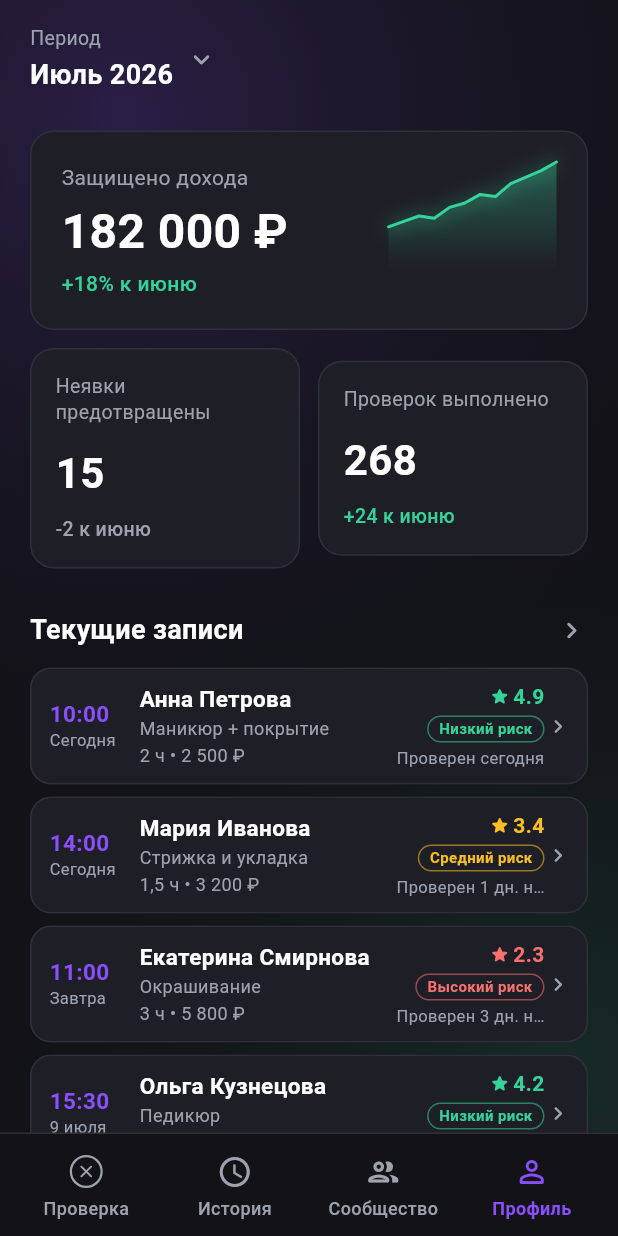
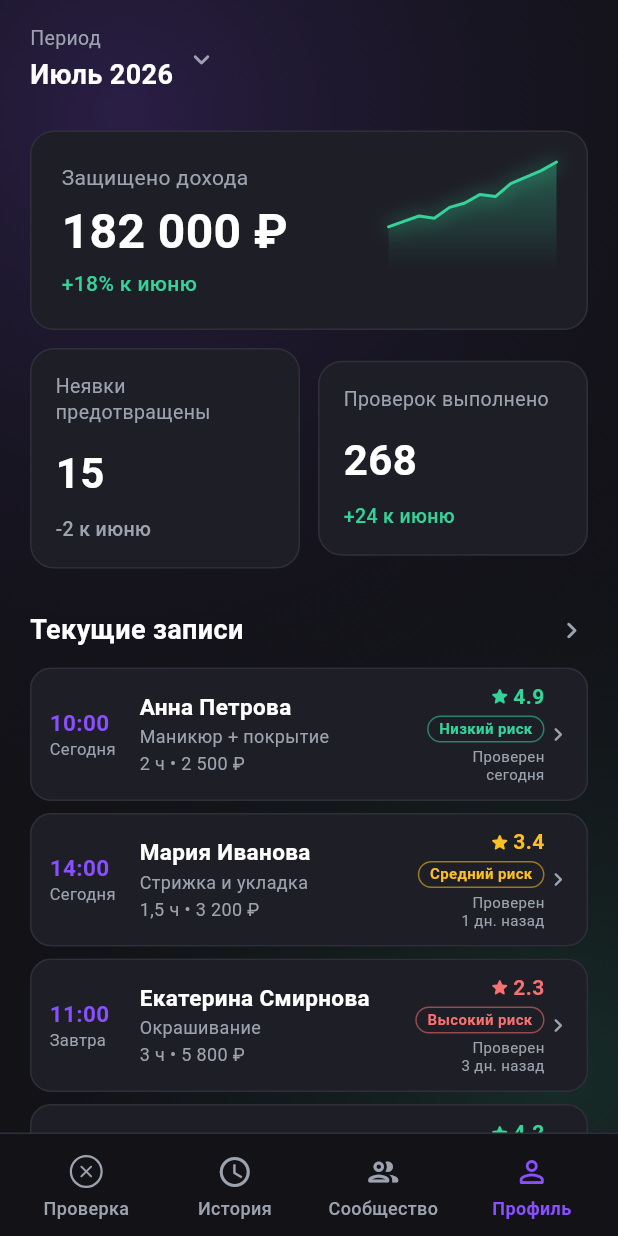
Before and after one commit to Createrra-dev/beautytrust, a Flutter app: the MainShellScreen screen opened directly, on a phone screen of 412 x 824 dp. Run offline on Flutter 3.47's test engine with Material 3 defaults, Android fonts, the phone set to English and light mode, and no system bars; our stand-ins replace webview_flutter.

Commit message:
Исправить обрезание подписи проверки в карточке записи.
- Подпись разбита на две строки: «Проверен» и «сегодня» / «N дн. назад»
- Убрана фиксированная ширина правой колонки
- Текст больше не обрезается многоточием

Co-authored-by: Cursor <cursoragent@cursor.com>

```diff
--- a/lib/models/appointment_record.dart
+++ b/lib/models/appointment_record.dart
@@ -47,6 +47,14 @@ class AppointmentRecord {
 		return 'Проверен $daysSinceVerified дн. назад';
 	}
 
+	String get verifiedSubtitle {
+		if (daysSinceVerified <= 0) {
+			return 'сегодня';
+		}
+
+		return '$daysSinceVerified дн. назад';
+	}
+
 	String get priceLineLabel {
 		return '$serviceDurationLabel • ${formatServicePrice(servicePrice)}';
 	}
--- a/lib/widgets/home/appointment_card.dart
+++ b/lib/widgets/home/appointment_card.dart
@@ -85,7 +85,7 @@ class AppointmentCard extends StatelessWidget {
 									ratingColor: ratingColor,
 									riskLabel: appointment.riskLabel,
 									riskColor: riskColor,
-									verifiedLabel: appointment.verifiedLabel,
+									verifiedSubtitle: appointment.verifiedSubtitle,
 								),
 								const Icon(
 									Icons.chevron_right_rounded,
@@ -161,20 +161,24 @@ class _MetaColumn extends StatelessWidget {
 		required this.ratingColor,
 		required this.riskLabel,
 		required this.riskColor,
-		required this.verifiedLabel,
+		required this.verifiedSubtitle,
 	});
 
 	final double rating;
 	final Color ratingColor;
 	final String riskLabel;
 	final Color riskColor;
-	final String verifiedLabel;
+	final String verifiedSubtitle;
+
+	static const _verifiedStyle = TextStyle(
+		color: AppColors.textMuted,
+		fontSize: 10,
+		height: 1.15,
+	);
 
 	@override
 	Widget build(BuildContext context) {
-		return SizedBox(
-			width: 104,
-			child: Column(
+		return Column(
 			crossAxisAlignment: CrossAxisAlignment.end,
 			mainAxisSize: MainAxisSize.min,
 			children: [
@@ -188,20 +192,17 @@ class _MetaColumn extends StatelessWidget {
 					color: riskColor,
 				),
 				const SizedBox(height: 4),
+				const Text(
+					'Проверен',
+					textAlign: TextAlign.right,
+					style: _verifiedStyle,
+				),
 				Text(
-						verifiedLabel,
-						maxLines: 1,
-						softWrap: false,
-						overflow: TextOverflow.ellipsis,
+					verifiedSubtitle,
 					textAlign: TextAlign.right,
-						style: const TextStyle(
-							color: AppColors.textMuted,
-							fontSize: 11,
-							height: 1.2,
-						),
+					style: _verifiedStyle,
 				),
 			],
-			),
 		);
 	}
 }
```
Lines whose indentation alone changed are shown as unchanged.
